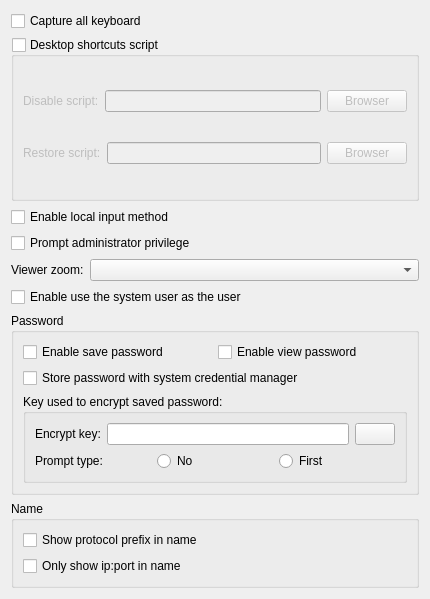
KangLin/RabbitRemoteControl, file Src/ParameterCompone/ParameterPluginUI.ui: the form before one commit.
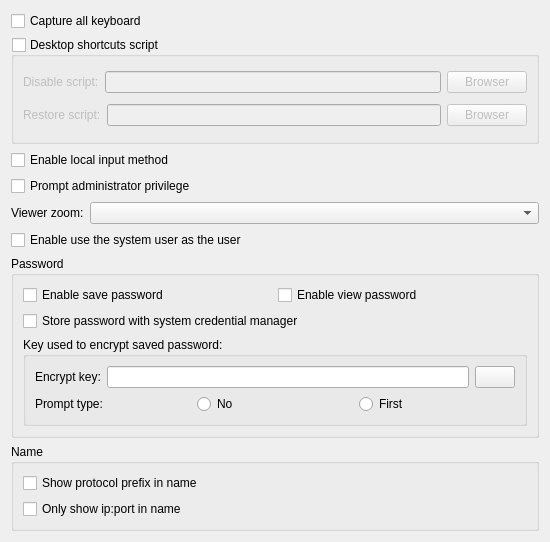
The form after the commit. Icons and pictures are not drawn.

The edit to the form file:
```diff
--- a/Src/ParameterCompone/ParameterPluginUI.ui
+++ b/Src/ParameterCompone/ParameterPluginUI.ui
@@ -6,8 +6,8 @@
    <rect>
     <x>0</x>
     <y>0</y>
-    <width>430</width>
-    <height>599</height>
+    <width>550</width>
+    <height>542</height>
    </rect>
   </property>
   <property name="windowTitle">
```
